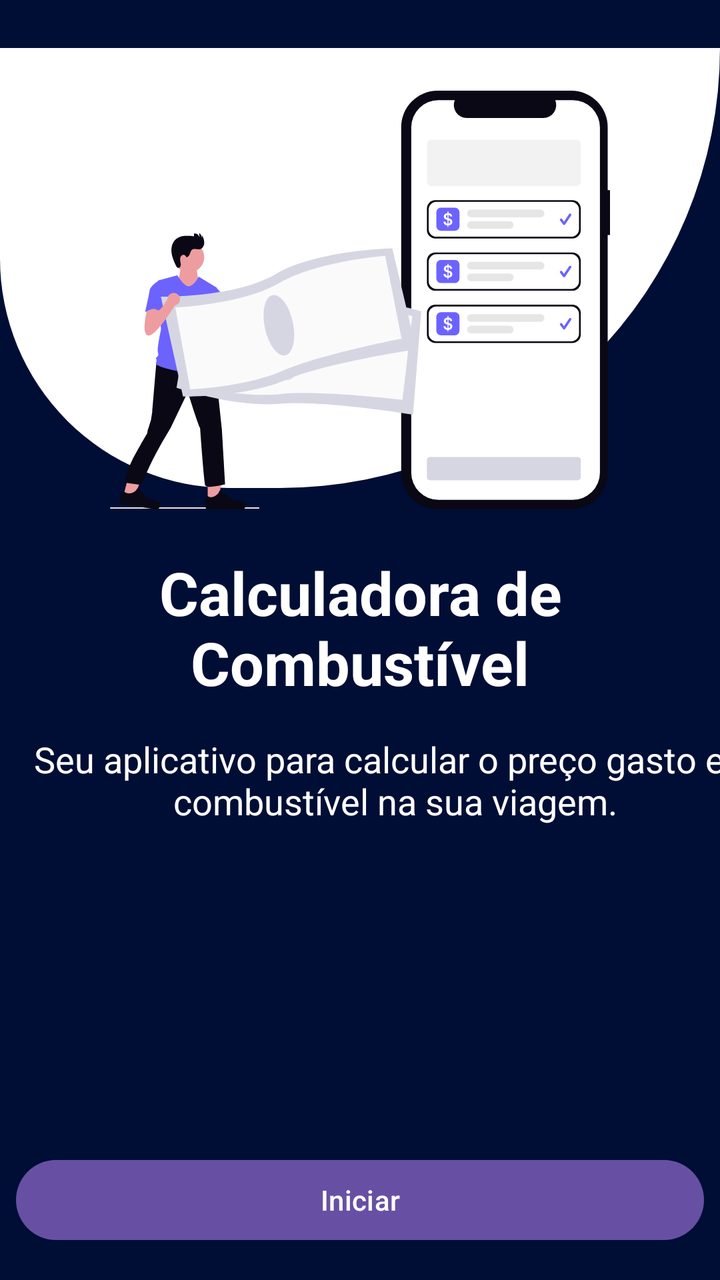
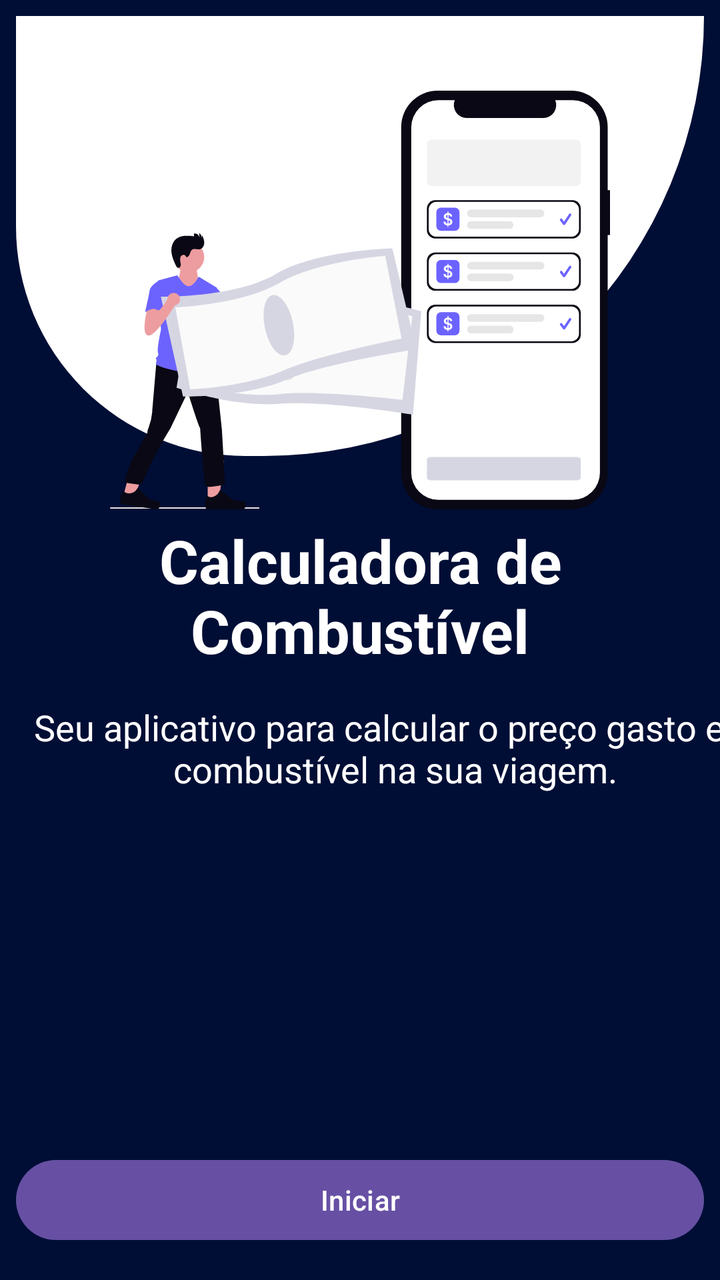

The first picture is an Android layout as it rendered before a commit; the second is the same layout after the commit. The layout source and the unified diff follow.
<!-- AndroidManifest.xml: application theme Theme.FuelCalculator -->
<!-- res/layout/activity_main.xml -->
<?xml version="1.0" encoding="utf-8"?>
<androidx.constraintlayout.widget.ConstraintLayout xmlns:android="http://schemas.android.com/apk/res/android"
    xmlns:app="http://schemas.android.com/apk/res-auto"
    xmlns:tools="http://schemas.android.com/tools"
    android:id="@+id/main"
    android:background="@color/background"
    android:layout_width="match_parent"
    android:layout_height="match_parent"
    tools:context=".MainActivity">

    <LinearLayout
        android:id="@+id/linearLayout"
        android:layout_width="match_parent"
        android:layout_height="220dp"
        android:layout_marginTop="24dp"
        android:background="@drawable/bg_rounded"
        android:gravity="center"
        app:layout_constraintEnd_toEndOf="parent"
        app:layout_constraintStart_toStartOf="parent"
        app:layout_constraintTop_toTopOf="parent" />


    <Button
        android:id="@+id/btnIniciar"
        android:layout_width="0dp"
        android:layout_height="wrap_content"
        android:layout_marginStart="8dp"
        android:layout_marginEnd="8dp"
        android:layout_marginBottom="16dp"
        android:text="Iniciar"
        app:layout_constraintBottom_toBottomOf="parent"
        app:layout_constraintEnd_toEndOf="parent"
        app:layout_constraintHorizontal_bias="0.0"
        app:layout_constraintStart_toStartOf="parent" />

    <ImageView
        android:layout_width="250dp"
        android:layout_height="220dp"
        android:layout_marginTop="40dp"
        android:src="@drawable/icon_pin_main"
        app:layout_constraintEnd_toEndOf="parent"
        app:layout_constraintStart_toStartOf="parent"
        app:layout_constraintTop_toTopOf="parent" />

    <TextView
        android:id="@+id/tvDescricao"
        android:layout_width="395dp"
        android:layout_height="wrap_content"
        android:layout_marginTop="16dp"
        android:text="Seu aplicativo para calcular o preço gasto em combustível na sua viagem."
        android:textAlignment="center"
        android:textColor="@color/white"
        android:textSize="18dp"
        app:layout_constraintTop_toBottomOf="@+id/textView2"
        tools:layout_editor_absoluteX="8dp" />

    <TextView
        android:id="@+id/textView2"
        android:layout_width="wrap_content"
        android:layout_height="wrap_content"
        android:layout_marginTop="32dp"
        android:text="Calculadora de Combustível"
        android:textAlignment="center"
        android:textColor="@color/white"
        android:textSize="30sp"
        android:textStyle="bold"
        app:layout_constraintEnd_toEndOf="parent"
        app:layout_constraintStart_toStartOf="parent"
        app:layout_constraintTop_toBottomOf="@+id/linearLayout" />

</androidx.constraintlayout.widget.ConstraintLayout>
<!-- resources referenced by this layout -->
<resources>
  <color name="background">#000E35</color>
  <color name="white">#FFFFFFFF</color>
  <!-- drawable bg_rounded (drawable) -->
  <?xml version="1.0" encoding="utf-8"?>
  <shape xmlns:android="http://schemas.android.com/apk/res/android"
      android:shape="rectangle">
  
      <solid android:color="@android:color/white"/>
  
      <corners
          android:topLeftRadius="0dp"
          android:topRightRadius="0dp"
          android:bottomLeftRadius="120dp"
          android:bottomRightRadius="230dp"/>
  
      <padding
          android:left="12dp"
          android:top="12dp"
          android:right="12dp"
          android:bottom="12dp"/>
  
  </shape>
  <!-- drawable icon_pin_main: vector/xml drawable (drawable, 13104 chars, omitted) -->
  <style name="Theme.FuelCalculator" parent="Base.Theme.FuelCalculator" />
  <style name="Base.Theme.FuelCalculator" parent="Theme.Material3.DayNight.NoActionBar">
          
          
      </style>
</resources>

<!-- the commit's change to res/layout/activity_main.xml (unified diff, before → after) -->
@@ -8,17 +8,20 @@
     android:layout_height="match_parent"
     tools:context=".MainActivity">
 
-    <LinearLayout
+
+    <View
         android:id="@+id/linearLayout"
         android:layout_width="match_parent"
         android:layout_height="220dp"
-        android:layout_marginTop="24dp"
+        android:layout_marginStart="8dp"
+        android:layout_marginTop="8dp"
+        android:layout_marginEnd="8dp"
         android:background="@drawable/bg_rounded"
         android:gravity="center"
         app:layout_constraintEnd_toEndOf="parent"
+        app:layout_constraintHorizontal_bias="0.0"
         app:layout_constraintStart_toStartOf="parent"
         app:layout_constraintTop_toTopOf="parent" />
-
 
     <Button
         android:id="@+id/btnIniciar"
